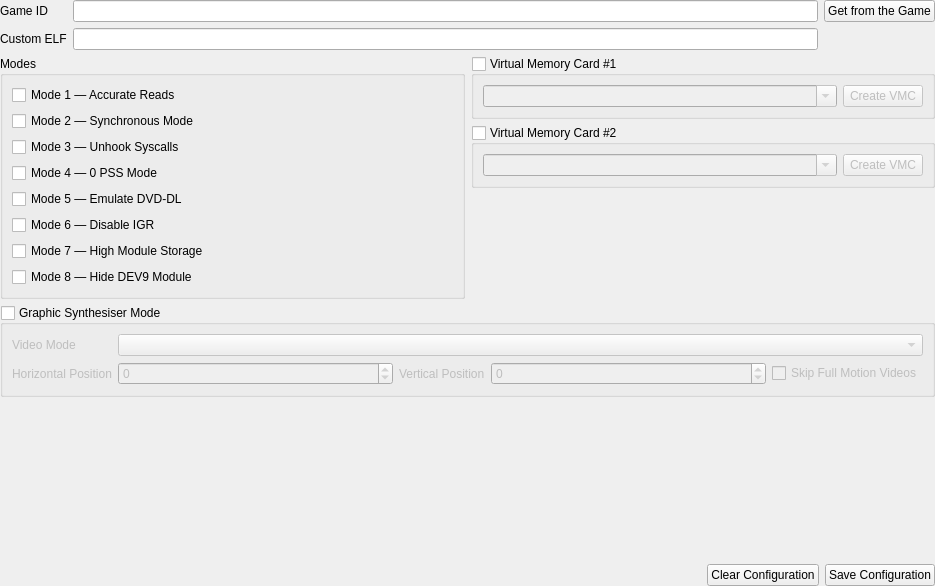
Above: src/OplPcTools/UI/GameConfigWidget.ui from brainstream/OPL-PC-Tools before the change. Below: the same form after it.
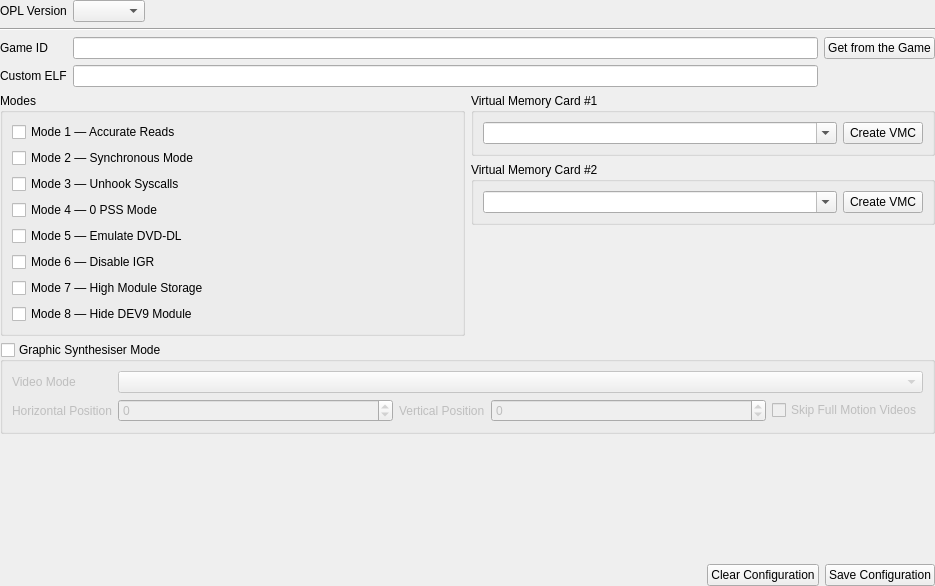
That is the form after the change. Icons and pictures are not drawn.

Commit message: Loading and saving a game config

```diff
--- a/src/OplPcTools/UI/GameConfigWidget.ui
+++ b/src/OplPcTools/UI/GameConfigWidget.ui
@@ -28,35 +28,48 @@
    </property>
    <item>
     <layout class="QGridLayout" name="mp_layout_4">
-     <item row="0" column="1">
-      <widget class="QLineEdit" name="mp_edit_game_id">
-       <property name="clearButtonEnabled">
-        <bool>true</bool>
-       </property>
-      </widget>
-     </item>
-     <item row="1" column="0">
-      <widget class="QLabel" name="mp_label_elf">
-       <property name="text">
-        <string>Custom ELF</string>
-       </property>
-      </widget>
-     </item>
-     <item row="1" column="1">
+     <item row="4" column="1">
       <widget class="QLineEdit" name="mp_edit_elf">
        <property name="clearButtonEnabled">
         <bool>true</bool>
        </property>
       </widget>
      </item>
-     <item row="0" column="0">
+     <item row="0" column="0" colspan="3">
+      <layout class="QHBoxLayout" name="mp_layout_5">
+       <item>
+        <widget class="QLabel" name="mp_label_opl_version">
+         <property name="text">
+          <string>OPL Version</string>
+         </property>
+        </widget>
+       </item>
+       <item>
+        <widget class="QComboBox" name="mp_combo_opl_version"/>
+       </item>
+       <item>
+        <spacer name="mp_spacer_4">
+         <property name="orientation">
+          <enum>Qt::Horizontal</enum>
+         </property>
+         <property name="sizeHint" stdset="0">
+          <size>
+           <width>40</width>
+           <height>20</height>
+          </size>
+         </property>
+        </spacer>
+       </item>
+      </layout>
+     </item>
+     <item row="3" column="0">
       <widget class="QLabel" name="mp_label_game_id">
        <property name="text">
         <string>Game ID</string>
        </property>
       </widget>
      </item>
-     <item row="0" column="2">
+     <item row="3" column="2">
       <widget class="QPushButton" name="mp_btn_id_from_game">
        <property name="text">
         <string>Get from the Game</string>
@@ -67,6 +80,27 @@
        </property>
       </widget>
      </item>
+     <item row="3" column="1">
+      <widget class="QLineEdit" name="mp_edit_game_id">
+       <property name="clearButtonEnabled">
+        <bool>true</bool>
+       </property>
+      </widget>
+     </item>
+     <item row="4" column="0">
+      <widget class="QLabel" name="mp_label_elf">
+       <property name="text">
+        <string>Custom ELF</string>
+       </property>
+      </widget>
+     </item>
+     <item row="1" column="0" colspan="3">
+      <widget class="Line" name="line">
+       <property name="orientation">
+        <enum>Qt::Horizontal</enum>
+       </property>
+      </widget>
+     </item>
     </layout>
    </item>
    <item>
@@ -139,19 +173,16 @@
      <item>
       <layout class="QVBoxLayout" name="mp_layout_3">
        <item>
-        <widget class="QGroupBox" name="mp_groupbox_vmc1">
+        <widget class="QGroupBox" name="mp_groupbox_vmc0">
          <property name="title">
           <string>Virtual Memory Card #1</string>
          </property>
-         <property name="checkable">
-          <bool>true</bool>
-         </property>
          <property name="checked">
           <bool>false</bool>
          </property>
          <layout class="QHBoxLayout" name="horizontalLayout_2">
           <item>
-           <widget class="QComboBox" name="mp_combo_vmc1">
+           <widget class="QComboBox" name="mp_combo_vmc0">
             <property name="sizePolicy">
              <sizepolicy hsizetype="Preferred" vsizetype="Fixed">
               <horstretch>2</horstretch>
@@ -176,7 +207,7 @@
            </widget>
           </item>
           <item>
-           <widget class="QPushButton" name="mp_btn_create_vmc1">
+           <widget class="QPushButton" name="mp_btn_create_vmc0">
             <property name="text">
              <string>Create VMC</string>
             </property>
@@ -190,19 +221,16 @@
         </widget>
        </item>
        <item>
-        <widget class="QGroupBox" name="mp_groupbox_vmc2">
+        <widget class="QGroupBox" name="mp_groupbox_vmc1">
          <property name="title">
           <string>Virtual Memory Card #2</string>
          </property>
-         <property name="checkable">
-          <bool>true</bool>
-         </property>
          <property name="checked">
           <bool>false</bool>
          </property>
          <layout class="QHBoxLayout" name="horizontalLayout_3">
           <item>
-           <widget class="QComboBox" name="mp_combo_vmc2">
+           <widget class="QComboBox" name="mp_combo_vmc1">
             <property name="sizePolicy">
              <sizepolicy hsizetype="Preferred" vsizetype="Fixed">
               <horstretch>2</horstretch>
@@ -227,7 +255,7 @@
            </widget>
           </item>
           <item>
-           <widget class="QPushButton" name="mp_btn_create_vmc2">
+           <widget class="QPushButton" name="mp_btn_create_vmc1">
             <property name="text">
              <string>Create VMC</string>
             </property>
```
The commit also changes 10 other files.
